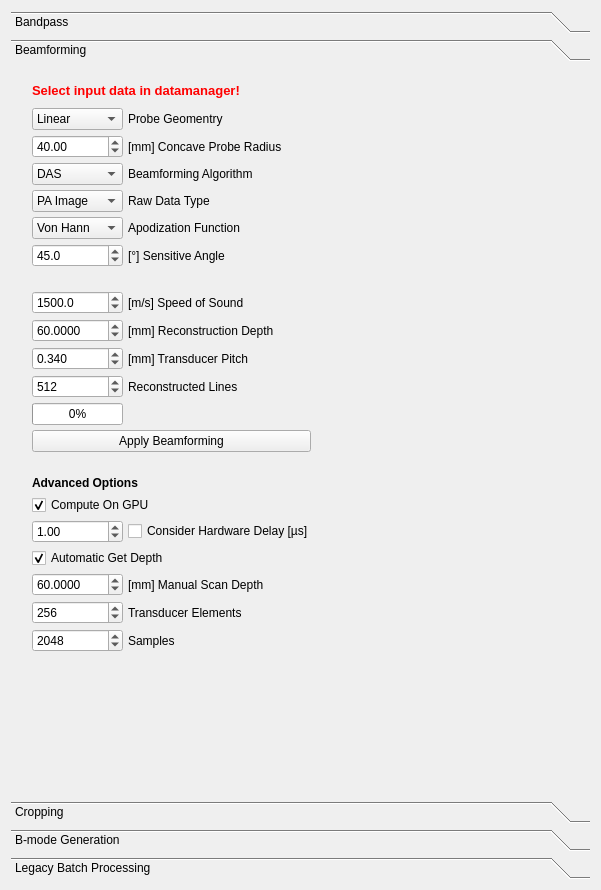
The window that Plugins/org.mitk.gui.qt.photoacoustics.imageprocessing/src/internal/PAImageProcessingControls.ui (MITK/MITK) describes before a commit, drawn with Qt 5.
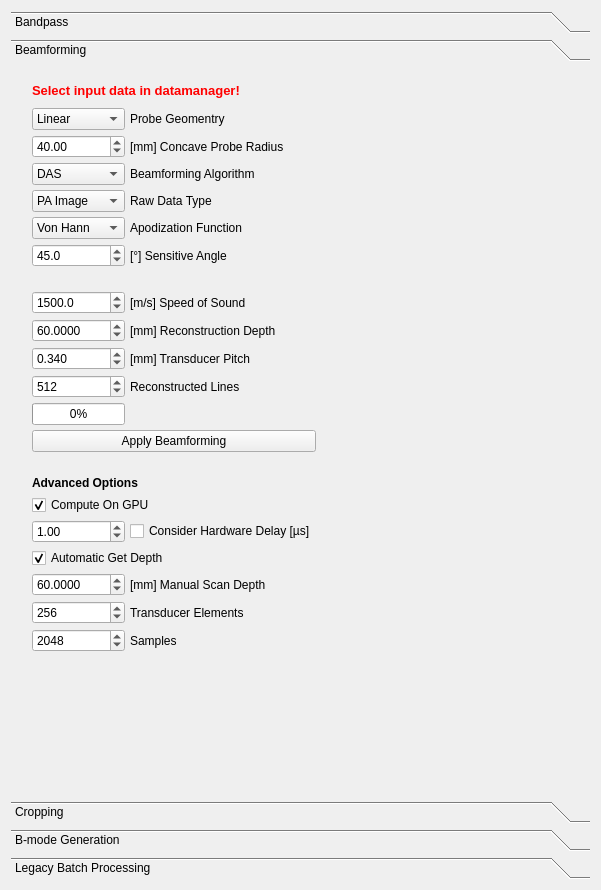
The same window after the commit. The open tabs and pages were chosen to show the change.

```diff
--- a/Plugins/org.mitk.gui.qt.photoacoustics.imageprocessing/src/internal/PAImageProcessingControls.ui
+++ b/Plugins/org.mitk.gui.qt.photoacoustics.imageprocessing/src/internal/PAImageProcessingControls.ui
@@ -266,7 +266,7 @@
           <rect>
            <x>10</x>
            <y>0</y>
-           <width>301</width>
+           <width>306</width>
            <height>661</height>
           </rect>
          </property>
@@ -492,7 +492,7 @@
              <number>2</number>
             </property>
             <property name="minimum">
-             <double>0.010000000000000</double>
+             <double>0.000000000000000</double>
             </property>
             <property name="maximum">
              <double>399.990000000000009</double>
```
Left out of the diff: 2 changed lines with no effect on the pictures.
